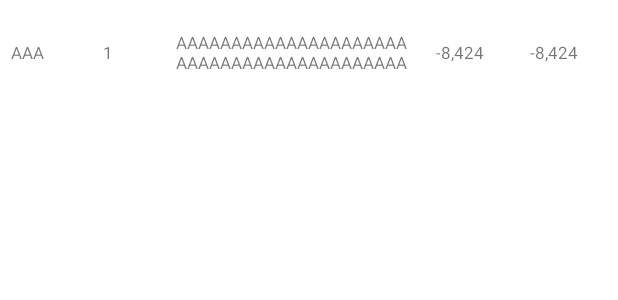
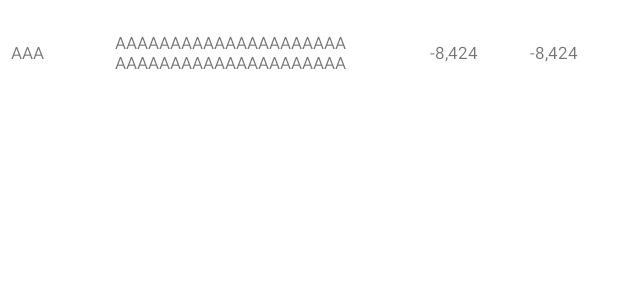
Before and after one commit to GalkinDenis/Converter-to-RUB, an Android app: the layout item_currencies_layout.xml on its own in the app's theme, with its tools: preview values and no code run, on a phone screen of 412 x 824 dp. Shown: the top 300 px of the screen. Run offline under Robolectric (Android 15) with nearby library versions, the phone set to English and light mode, and no system bars; network calls fail.

```diff
--- a/app/src/main/java/ru/denis/convertertorub/data/datasources/dbdatasource/DbDataSource.kt
+++ b/app/src/main/java/ru/denis/convertertorub/data/datasources/dbdatasource/DbDataSource.kt
@@ -8,4 +8,5 @@ import ru.denis.convertertorub.data.model.Currencies
 interface DbDataSource {
     suspend fun saveCurrencies(responseBody: Response<Currencies>)
     suspend fun loadAllCurrencies(): Flow<List<CurrencyEntity>>
+    fun trimSize(value: Double): Double
 }
--- a/app/src/main/java/ru/denis/convertertorub/ui/currenciesfragment/CurrenciesAdapter.kt
+++ b/app/src/main/java/ru/denis/convertertorub/ui/currenciesfragment/CurrenciesAdapter.kt
@@ -5,8 +5,11 @@ import android.view.ViewGroup
 import androidx.recyclerview.widget.RecyclerView
 import ru.denis.convertertorub.data.datasources.database.CurrencyEntity
 import ru.denis.convertertorub.databinding.ItemCurrenciesLayoutBinding
+import javax.inject.Inject
 
-class CurrenciesAdapter(private val onClick: (CurrencyEntity) -> Unit) :
+class CurrenciesAdapter @Inject constructor(
+    private val onClick: (CurrencyEntity) -> Unit
+) :
     RecyclerView.Adapter<CurrenciesViewHolder>() {
 
     var listOfCurrencies = emptyList<CurrencyEntity>()
--- a/app/src/main/res/layout/item_currencies_layout.xml
+++ b/app/src/main/res/layout/item_currencies_layout.xml
@@ -17,18 +17,6 @@
         app:layout_constraintTop_toTopOf="parent" />
 
     <TextView
-        android:id="@+id/nominal_value"
-        android:layout_width="63dp"
-        android:layout_height="wrap_content"
-        android:layout_marginStart="10dp"
-        android:gravity="center"
-        android:text="1"
-        android:textSize="11sp"
-        app:layout_constraintBottom_toBottomOf="parent"
-        app:layout_constraintStart_toEndOf="@+id/code"
-        app:layout_constraintTop_toTopOf="parent" />
-
-    <TextView
         android:id="@+id/currency_name"
         android:layout_width="160dp"
         android:layout_height="wrap_content"
@@ -36,12 +24,12 @@
         android:textSize="11sp"
         app:layout_constraintBottom_toBottomOf="parent"
         app:layout_constraintEnd_toStartOf="@+id/course"
-        app:layout_constraintStart_toEndOf="@+id/nominal_value"
+        app:layout_constraintStart_toEndOf="@+id/code"
         app:layout_constraintTop_toTopOf="parent" />
 
     <TextView
         android:id="@+id/course"
-        android:layout_width="32dp"
+        android:layout_width="40dp"
         android:layout_height="wrap_content"
         android:layout_marginEnd="10dp"
         android:gravity="center"
--- a/app/src/main/res/values/strings.xml
+++ b/app/src/main/res/values/strings.xml
@@ -4,6 +4,9 @@
 
     <!-- CURRENCIES FRAGMENT -->
     <string name="currencies">Currencies</string>
+
+    <string name="currencies_name">%1$s (НОМИНАЛ = 1)</string>
+
     <string name="load_currencies_error">При попытке запросить данные из локального хранилища,
         по курсу валют, произошла ошибка.</string>
     <string name="get_currencies_error">При попытке запросить данные из сети, по курсу валют,
```
Also changed, not shown: app/src/main/java/ru/denis/convertertorub/data/datasources/cbrfdatasource/CbRfDataSourceImpl.kt (+3 -5 lines), app/src/main/java/ru/denis/convertertorub/data/datasources/database/CurrencyEntity.kt (+3 -4 lines), app/src/main/java/ru/denis/convertertorub/data/datasources/database/ItemDao.kt (+6 -9 lines), app/src/main/java/ru/denis/convertertorub/data/datasources/dbdatasource/DbDataSourceImpl.kt (+7 -12 lines), app/src/main/java/ru/denis/convertertorub/presentation/BaseFlowViewModel.kt (added, +39 -0 lines), app/src/main/java/ru/denis/convertertorub/presentation/currenciesfragmentviewmodel/CurrenciesFragmentViewModel.kt (+6 -13 lines), app/src/main/java/ru/denis/convertertorub/ui/currenciesfragment/CurrenciesFragment.kt (+17 -8 lines), app/src/main/java/ru/denis/convertertorub/ui/currenciesfragment/CurrenciesViewHolder.kt (+6 -2 lines), app/src/main/res/layout/currencies_fragment.xml (+2 -13 lines).
